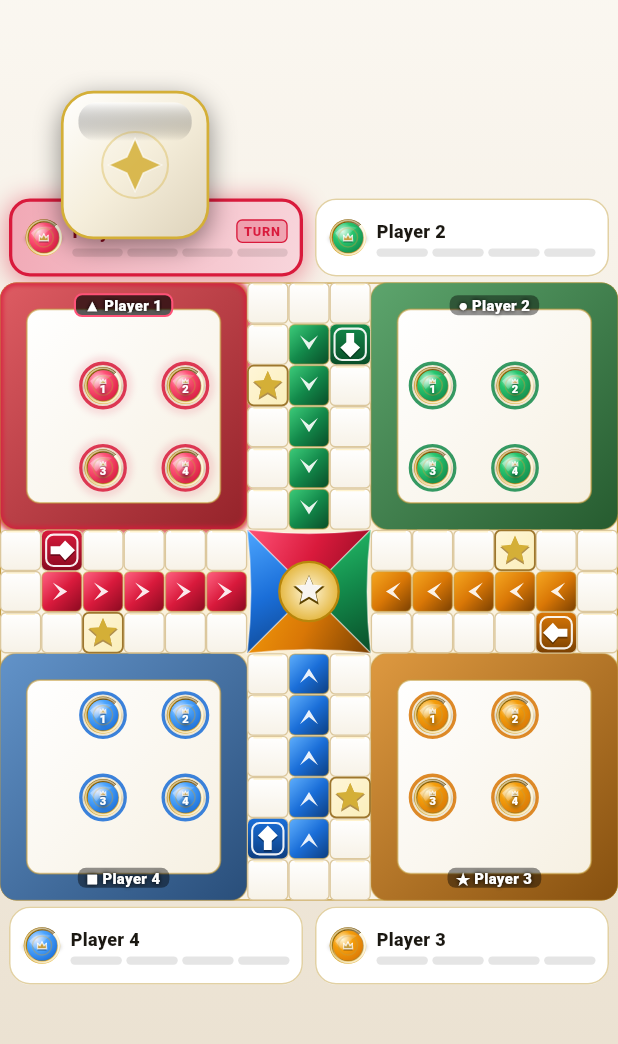
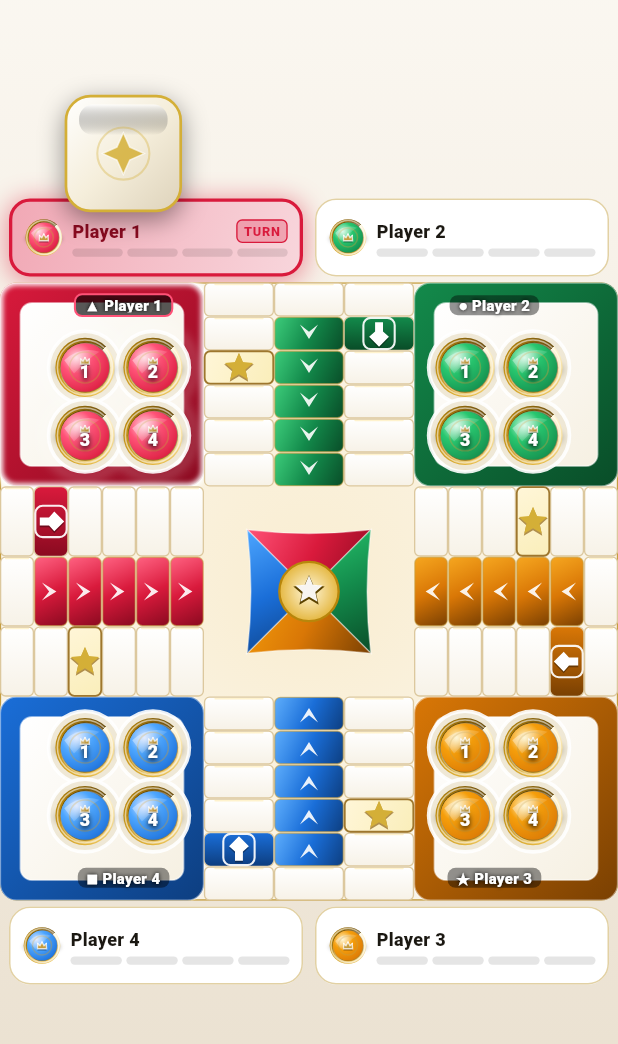
Before and after one commit to sarifulshikder/Ludu, a Flutter app: the GameScreen screen opened directly with empty values, after a tap on the "volume up" icon, on a phone screen of 412 x 824 dp, the part 55-1099 px from its top. Run offline on Flutter 3.47's test engine with Material 3 defaults, Android fonts, the phone set to English and light mode, and no system bars; our stand-ins replace audioplayers, flutter_riverpod, shared_preferences, wakelock_plus; accounts and stored records are empty.

Commit message:
feat: bold colors, wider road, bigger tokens, slower animations
- board_painter: Use BoardLayout for all cell drawing (yards, track,
  home stretches, safe stars, start cells) — road cells are 70% wider
  than yard cells giving a much bigger track feel
- board_painter: Yards now use pure vivid player color (no dark blend)
  for hard eye-catching look; white rims instead of translucent inlays
- board_painter: Token wells sized to road cell width (larger circles)
- ludo_board: Token size based on road cell width (roadCellW * 0.90)
  so tokens are visibly larger
- ludo_board: Slower hop animation — stepMs 150→280, settleMs 160→260,
  outMs 280→400 — each hop step clearly visible
- dice_widget: Slower roll — tossDuration 720→1100ms, shuffle
  interval 70→120ms
- game_screen: Smaller dice — 12%→9.5% screen height, max 110→92dp
- move_flow_test: Updated pumpThrough counts (6→14, 8→18) for new timing

```diff
--- a/lib/core/board_coordinates.dart
+++ b/lib/core/board_coordinates.dart
@@ -1,5 +1,70 @@
 import 'dart:ui';
 import '../models/ludo_color.dart';
+
+class BoardLayout {
+  /// Proportions: Left yard 33%, Center road 34%, Right yard 33%.
+  /// This gives the 3 road lanes a 70% wider track while keeping the player
+  /// base yards compact and neat.
+  static const double yardFraction = 0.33;
+  static const double roadFraction = 0.34;
+
+  static double colLeft(double col, double totalW) {
+    final yardW = totalW * yardFraction;
+    final roadW = totalW * roadFraction;
+    final yardCell = yardW / 6.0;
+    final roadCell = roadW / 3.0;
+
+    if (col <= 6.0) {
+      return col * yardCell;
+    } else if (col <= 9.0) {
+      return yardW + (col - 6.0) * roadCell;
+    } else {
+      return yardW + roadW + (col - 9.0) * yardCell;
+    }
+  }
+
+  static double rowTop(double row, double totalH) {
+    final yardH = totalH * yardFraction;
+    final roadH = totalH * roadFraction;
+    final yardCell = yardH / 6.0;
+    final roadCell = roadH / 3.0;
+
+    if (row <= 6.0) {
+      return row * yardCell;
+    } else if (row <= 9.0) {
+      return yardH + (row - 6.0) * roadCell;
+    } else {
+      return yardH + roadH + (row - 9.0) * yardCell;
+    }
+  }
+
+  static double cellWidth(double col, double totalW) {
+    if (col >= 6.0 && col < 9.0) {
+      return (totalW * roadFraction) / 3.0;
+    }
+    return (totalW * yardFraction) / 6.0;
+  }
+
+  static double cellHeight(double row, double totalH) {
+    if (row >= 6.0 && row < 9.0) {
+      return (totalH * roadFraction) / 3.0;
+    }
+    return (totalH * yardFraction) / 6.0;
+  }
+
+  static Rect cellRect(double col, double row, double totalW, double totalH) {
+    final left = colLeft(col, totalW);
+    final top = rowTop(row, totalH);
+    final width = cellWidth(col, totalW);
+    final height = cellHeight(row, totalH);
+    return Rect.fromLTWH(left, top, width, height);
+  }
+
+  static Offset cellCenter(double col, double row, double totalW, double totalH) {
+    final rect = cellRect(col, row, totalW, totalH);
+    return rect.center;
+  }
+}
 
 class BoardPoint {
   final double row;
@@ -8,12 +73,12 @@ class BoardPoint {
   const BoardPoint(this.row, this.col);
 
   Offset toOffset(double tileSize) {
-    return Offset(col * tileSize + tileSize / 2, row * tileSize + tileSize / 2);
+    return toOffsetXY(tileSize, tileSize);
   }
 
-  /// Cell center on a tall board with independent column/row pitch (§8).
+  /// Cell center with wide road and compact player bases.
   Offset toOffsetXY(double tileW, double tileH) {
-    return Offset(col * tileW + tileW / 2, row * tileH + tileH / 2);
+    return BoardLayout.cellCenter(col, row, tileW * 15.0, tileH * 15.0);
   }
 }
 
--- a/lib/ui/board/board_painter.dart
+++ b/lib/ui/board/board_painter.dart
@@ -88,57 +88,61 @@ class BoardPainter extends CustomPainter {
 
   // --- Corner yards: 6x6 cells in each corner ----------------------------
   void _drawYards(Canvas canvas, double tw, double th, double tu) {
+    final totalW = tw * 15.0;
+    final totalH = th * 15.0;
     void yard(double col, double row, LudoColor color) {
       final isActive = activeColor == color;
       final themeColor = _cfg.colorOf(color);
-      final outer = Rect.fromLTWH(col * tw, row * th, tw * 6, th * 6);
+      // Use BoardLayout so the yard rect matches the non-uniform grid
+      final left = BoardLayout.colLeft(col, totalW);
+      final top = BoardLayout.rowTop(row, totalH);
+      final right = BoardLayout.colLeft(col + 6, totalW);
+      final bottom = BoardLayout.rowTop(row + 6, totalH);
+      final outer = Rect.fromLTRB(left, top, right, bottom);
 
-      final glass = LinearGradient(
-        colors: [
-          Color.alphaBlend(
-            themeColor.primary.withOpacity(0.65),
-            _cfg.boardBezelStart,
-          ),
-          Color.alphaBlend(
-            themeColor.darkShade.withOpacity(0.85),
-            _cfg.boardBezelEnd,
-          ),
-        ],
-        begin: Alignment.topLeft,
-        end: Alignment.bottomRight,
-      );
+      // Hard vivid fill — just the pure player color, no dark blending
       final outerR =
           RRect.fromRectAndRadius(outer, Radius.circular(tu * _cfg.yardBezelRadius));
-      canvas.drawRRect(outerR, Paint()..shader = glass.createShader(outer));
+      canvas.drawRRect(
+        outerR,
+        Paint()
+          ..shader = LinearGradient(
+            colors: [
+              themeColor.primary,
+              themeColor.darkShade,
+            ],
+            begin: Alignment.topLeft,
+            end: Alignment.bottomRight,
+          ).createShader(outer),
+      );
 
       // Active-turn neon/gold rim
       if (isActive) {
         canvas.drawRRect(
           outerR,
           Paint()
-            ..color = themeColor.primary
+            ..color = Colors.white
             ..style = PaintingStyle.stroke
-            ..strokeWidth = max(2.4, tu * 0.12)
-            ..maskFilter = MaskFilter.blur(BlurStyle.normal, tu * 0.06),
+            ..strokeWidth = max(3.0, tu * 0.14)
+            ..maskFilter = MaskFilter.blur(BlurStyle.normal, tu * 0.07),
         );
       }
       canvas.drawRRect(
         outerR,
         Paint()
-          ..color = _cfg.boardInlayLine.withOpacity(0.50)
+          ..color = Colors.white.withOpacity(0.45)
           ..style = PaintingStyle.stroke
-          ..strokeWidth = 1.0,
+          ..strokeWidth = 1.5,
       );
 
-      // Inner holding panel
-      final panel = Rect.fromLTWH(
-        (col + 0.65) * tw,
-        (row + 0.65) * th,
-        tw * 4.7,
-        th * 4.7,
-      );
+      // Inner holding panel — dark neutral so coins pop
+      final panelLeft = left + (right - left) * 0.10;
+      final panelTop = top + (bottom - top) * 0.10;
+      final panelW = (right - left) * 0.80;
+      final panelH = (bottom - top) * 0.80;
+      final panel = Rect.fromLTWH(panelLeft, panelTop, panelW, panelH);
       final panelR =
-          RRect.fromRectAndRadius(panel, Radius.circular(tu * 0.32));
+          RRect.fromRectAndRadius(panel, Radius.circular(tu * 0.28));
       canvas.drawRRect(
         panelR,
         Paint()
@@ -151,38 +155,41 @@ class BoardPainter extends CustomPainter {
       canvas.drawRRect(
         panelR,
         Paint()
-          ..color = _cfg.yardPanelBorder.withOpacity(0.6)
+          ..color = Colors.white.withOpacity(0.50)
           ..style = PaintingStyle.stroke
           ..strokeWidth = 1.2,
       );
 
       // Deep token wells (2x2 base slots)
+      // Radius sized to the road cell (wider), not the yard cell
+      final roadCellW = BoardLayout.cellWidth(7.0, totalW);
+      final wellR = roadCellW * 0.52;
       for (final slot in BoardCoordinates.baseSlots[color]!) {
         final c = slot.toOffsetXY(tw, th);
         // Well recessed cavity
         canvas.drawCircle(
           c,
-          tu * 0.54,
+          wellR,
           Paint()..color = _cfg.tokenWellColor,
         );
         // Well rim
         canvas.drawCircle(
           c,
-          tu * 0.54,
+          wellR,
           Paint()
-            ..color = themeColor.primary.withOpacity(0.85)
+            ..color = Colors.white.withOpacity(0.90)
             ..style = PaintingStyle.stroke
-            ..strokeWidth = max(1.8, tu * 0.08),
+            ..strokeWidth = max(2.0, tu * 0.09),
         );
         if (isActive) {
           canvas.drawCircle(
             c,
-            tu * 0.60,
+            wellR * 1.15,
             Paint()
-              ..color = themeColor.primary.withOpacity(0.55)
+              ..color = Colors.white.withOpacity(0.60)
               ..style = PaintingStyle.stroke
-              ..strokeWidth = 1.5
-              ..maskFilter = const MaskFilter.blur(BlurStyle.normal, 3),
+              ..strokeWidth = 2.0
+              ..maskFilter = const MaskFilter.blur(BlurStyle.normal, 4),
           );
         }
       }
@@ -196,12 +203,15 @@ class BoardPainter extends CustomPainter {
 
   // --- Track: pearl cells with razor-thin borders (0.8 dp) ----------------
   void _drawTrackCells(Canvas canvas, double tw, double th, double tu) {
+    final totalW = tw * 15.0;
+    final totalH = th * 15.0;
     for (final pt in BoardCoordinates.outerTrack) {
+      final cellR = BoardLayout.cellRect(pt.col, pt.row, totalW, totalH);
       final rect = Rect.fromLTWH(
-        pt.col * tw + 0.4,
-        pt.row * th + 0.4,
-        tw - 0.8,
-        th - 0.8,
+        cellR.left + 0.4,
+        cellR.top + 0.4,
+        cellR.width - 0.8,
+        cellR.height - 0.8,
       );
       final rrect =
           RRect.fromRectAndRadius(rect, Radius.circular(tu * 0.12));
@@ -218,8 +228,8 @@ class BoardPainter extends CustomPainter {
 
       // Subtle top highlight sheen
       canvas.drawLine(
-        Offset(rect.left + tw * 0.15, rect.top + 1.0),
-        Offset(rect.right - tw * 0.15, rect.top + 1.0),
+        Offset(rect.left + cellR.width * 0.15, rect.top + 1.0),
+        Offset(rect.right - cellR.width * 0.15, rect.top + 1.0),
         Paint()
           ..color = _cfg.cellHighlightLine
           ..strokeWidth = 1.0
@@ -237,18 +247,22 @@ class BoardPainter extends CustomPainter {
     }
   }
 
+
   // --- Home stretches: 5-cell lanes to center -----------------------------
   void _drawHomeStretches(Canvas canvas, double tw, double th, double tu) {
+    final totalW = tw * 15.0;
+    final totalH = th * 15.0;
     for (final entry in BoardCoordinates.homeStretches.entries) {
       final color = entry.key;
       final themeColor = _cfg.colorOf(color);
       for (int i = 0; i < entry.value.length; i++) {
         final pt = entry.value[i];
+        final cellR = BoardLayout.cellRect(pt.col, pt.row, totalW, totalH);
         final rect = Rect.fromLTWH(
-          pt.col * tw + 0.5,
-          pt.row * th + 0.5,
-          tw - 1.0,
-          th - 1.0,
+          cellR.left + 0.5,
+          cellR.top + 0.5,
+          cellR.width - 1.0,
+          cellR.height - 1.0,
         );
         final rrect =
             RRect.fromRectAndRadius(rect, Radius.circular(tu * 0.14));
@@ -285,6 +299,7 @@ class BoardPainter extends CustomPainter {
       }
     }
   }
+
 
   void _chevron(
       Canvas canvas, Offset c, double s, Color color, LudoColor owner) {
@@ -392,14 +407,17 @@ class BoardPainter extends CustomPainter {
 
   // --- Safe stars: prominent foil / neon / brass stars ---------------------
   void _drawSafeStars(Canvas canvas, double tw, double th, double tu) {
+    final totalW = tw * 15.0;
+    final totalH = th * 15.0;
     for (final index in BoardCoordinates.safeSquares) {
       if (_startColorFor(index) != null) continue;
       final pt = BoardCoordinates.outerTrack[index];
       final c = pt.toOffsetXY(tw, th);
+      final cellR = BoardLayout.cellRect(pt.col, pt.row, totalW, totalH);
       final rect = Rect.fromCenter(
         center: c,
-        width: tw - 1.0,
-        height: th - 1.0,
+        width: cellR.width - 1.0,
+        height: cellR.height - 1.0,
       );
       final rrect =
           RRect.fromRectAndRadius(rect, Radius.circular(tu * 0.14));
@@ -437,6 +455,7 @@ class BoardPainter extends CustomPainter {
     }
   }
 
+
   // --- Start cells: glowing launch square with directional arrow ---------
   LudoColor? _startColorFor(int index) {
     if (index == LudoColor.red.startSquare) return LudoColor.red;
@@ -447,16 +466,19 @@ class BoardPainter extends CustomPainter {
   }
 
   void _drawStartCells(Canvas canvas, double tw, double th, double tu) {
+    final totalW = tw * 15.0;
+    final totalH = th * 15.0;
     for (int i = 0; i < BoardCoordinates.outerTrack.length; i++) {
       final color = _startColorFor(i);
       if (color == null) continue;
       final themeColor = _cfg.colorOf(color);
       final pt = BoardCoordinates.outerTrack[i];
       final c = pt.toOffsetXY(tw, th);
+      final cellR = BoardLayout.cellRect(pt.col, pt.row, totalW, totalH);
       final rect = Rect.fromCenter(
         center: c,
-        width: tw - 1.0,
-        height: th - 1.0,
+        width: cellR.width - 1.0,
+        height: cellR.height - 1.0,
       );
       final rrect =
           RRect.fromRectAndRadius(rect, Radius.circular(tu * 0.14));
@@ -483,6 +505,7 @@ class BoardPainter extends CustomPainter {
       _arrow(canvas, c, tu * 0.32, Colors.white, i);
     }
   }
+
 
   void _arrow(
       Canvas canvas, Offset centre, double size, Color color, int index) {
--- a/lib/ui/board/ludo_board.dart
+++ b/lib/ui/board/ludo_board.dart
@@ -60,9 +60,9 @@ class _LudoBoardState extends State<LudoBoard>
   int _lastCaptures = 0;
   final Map<String, int> _lastHomeCounts = {};
 
-  static const int _baseStepMs = 150;
-  static const int _baseSettleMs = 160;
-  static const int _baseOutMs = 280;
+  static const int _baseStepMs = 280;
+  static const int _baseSettleMs = 260;
+  static const int _baseOutMs = 400;
 
   int get _stepMs =>
       (_baseStepMs * widget.timeScale).round().clamp(40, 400);
@@ -205,8 +205,9 @@ class _LudoBoardState extends State<LudoBoard>
         final double th = height / 15.0;
         final double tu = min(tw, th);
 
-        // Tokens fill 96% of the cell width for a big, prominent coin look
-        final double tokenSize = tw * 0.96;
+        // Tokens sized to the wider road cells (cols 6-9) for a big prominent coin
+        final double roadCellW = BoardLayout.cellWidth(7.0, width);
+        final double tokenSize = roadCellW * 0.90;
 
         return ClipRRect(
           borderRadius: BorderRadius.circular(tu * 0.40),
--- a/lib/ui/screens/game_screen.dart
+++ b/lib/ui/screens/game_screen.dart
@@ -353,7 +353,7 @@ class _GameScreenState extends ConsumerState<GameScreen> {
         !_passFreeze;
 
     final screenHeight = MediaQuery.of(context).size.height;
-    final double diceSize = (screenHeight * 0.12).clamp(94.0, 110.0);
+    final double diceSize = (screenHeight * 0.095).clamp(76.0, 92.0);
 
     // Is active dice in top half of screen (Red or Green)?
     final isTopActive = activePlayer.color == LudoColor.red ||
--- a/lib/ui/widgets/dice_widget.dart
+++ b/lib/ui/widgets/dice_widget.dart
@@ -65,7 +65,7 @@ class _DiceWidgetState extends State<DiceWidget>
   static bool get _inTest => isFlutterTest;
 
   Duration get _tossDuration => Duration(
-      milliseconds: (720 * widget.timeScale).round().clamp(200, 1200));
+      milliseconds: (1100 * widget.timeScale).round().clamp(400, 2000));
 
   @override
   void initState() {
@@ -162,7 +162,7 @@ class _DiceWidgetState extends State<DiceWidget>
     if (!widget.canRoll || _tossController.isAnimating) return;
     HapticsService.medium();
     _shuffleTimer?.cancel();
-    final interval = (70 * widget.timeScale).round().clamp(30, 120);
+    final interval = (120 * widget.timeScale).round().clamp(60, 200);
     _shuffleTimer = Timer.periodic(Duration(milliseconds: interval), (_) {
       setState(() => _displayValue = _random.nextInt(6) + 1);
     });
```
Also changed, not shown: 1 other file.
